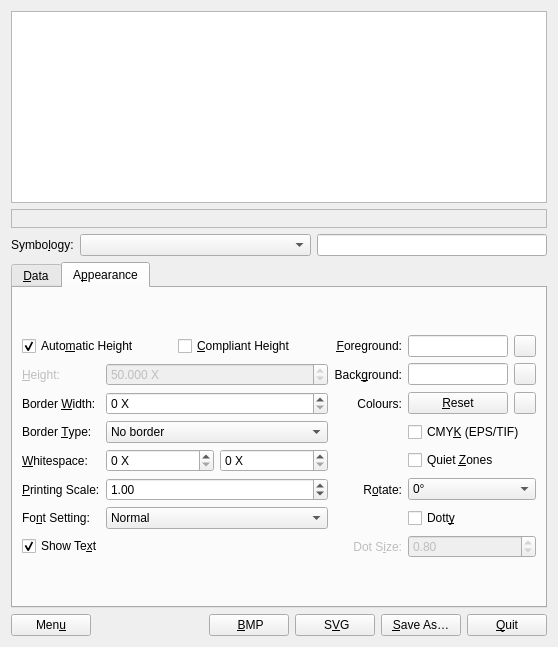
Old version of the form frontend_qt/mainWindow.ui in the repository TeLLie/zint-os2.
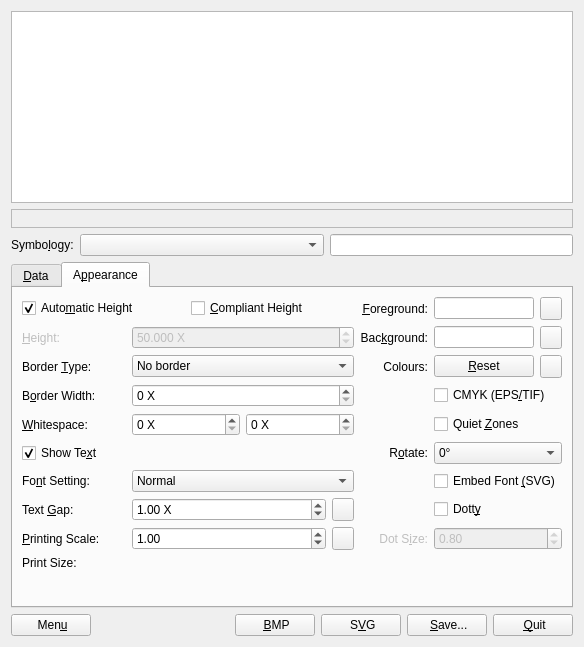
New version of the form. The open tabs and pages were chosen to show the change. Icons and pictures are not drawn.

```diff
--- a/frontend_qt/mainWindow.ui
+++ b/frontend_qt/mainWindow.ui
@@ -174,11 +174,11 @@
                  </widget>
                 </item>
                 <item>
-                 <widget class="QToolButton" name="btnMoreData">
-                  <property name="minimumSize">
+                 <widget class="QPushButton" name="btnMoreData">
+                  <property name="maximumSize">
                    <size>
-                    <width>0</width>
-                    <height>24</height>
+                    <width>34</width>
+                    <height>16777215</height>
                    </size>
                   </property>
                   <property name="toolTip">
@@ -191,11 +191,11 @@
                  </widget>
                 </item>
                 <item>
-                 <widget class="QPushButton" name="btnClearData">
+                 <widget class="QToolButton" name="btnClearData">
                   <property name="maximumSize">
                    <size>
                     <width>22</width>
-                    <height>16777215</height>
+                    <height>26</height>
                    </size>
                   </property>
                   <property name="toolTip">
@@ -464,11 +464,11 @@
                  </widget>
                 </item>
                 <item>
-                 <widget class="QPushButton" name="btnZap">
+                 <widget class="QToolButton" name="btnZap">
                   <property name="maximumSize">
                    <size>
                     <width>22</width>
-                    <height>16777215</height>
+                    <height>26</height>
                    </size>
                   </property>
                   <property name="toolTip">
@@ -619,14 +619,14 @@
                    </widget>
                   </item>
                   <item>
-                   <widget class="QPushButton" name="btnClearComposite">
+                   <widget class="QToolButton" name="btnClearComposite">
                     <property name="enabled">
                      <bool>false</bool>
                     </property>
                     <property name="maximumSize">
                      <size>
                       <width>22</width>
-                      <height>16777215</height>
+                      <height>26</height>
                      </size>
                     </property>
                     <property name="toolTip">
@@ -912,7 +912,7 @@
                  <widget class="QLineEdit" name="txtDataSeg1">
                   <property name="minimumSize">
                    <size>
-                    <width>200</width>
+                    <width>150</width>
                     <height>0</height>
                    </size>
                   </property>
@@ -925,11 +925,11 @@
                  </widget>
                 </item>
                 <item>
-                 <widget class="QToolButton" name="btnMoreDataSeg1">
-                  <property name="minimumSize">
+                 <widget class="QPushButton" name="btnMoreDataSeg1">
+                  <property name="maximumSize">
                    <size>
-                    <width>0</width>
-                    <height>24</height>
+                    <width>34</width>
+                    <height>16777215</height>
                    </size>
                   </property>
                   <property name="toolTip">
@@ -942,11 +942,11 @@
                  </widget>
                 </item>
                 <item>
-                 <widget class="QPushButton" name="btnClearDataSeg1">
+                 <widget class="QToolButton" name="btnClearDataSeg1">
                   <property name="maximumSize">
                    <size>
                     <width>22</width>
-                    <height>16777215</height>
+                    <height>26</height>
                    </size>
                   </property>
                   <property name="toolTip">
@@ -1173,7 +1173,7 @@
                  <widget class="QLineEdit" name="txtDataSeg2">
                   <property name="minimumSize">
                    <size>
-                    <width>200</width>
+                    <width>150</width>
                     <height>0</height>
                    </size>
                   </property>
@@ -1186,11 +1186,11 @@
                  </widget>
                 </item>
                 <item>
-                 <widget class="QToolButton" name="btnMoreDataSeg2">
-                  <property name="minimumSize">
+                 <widget class="QPushButton" name="btnMoreDataSeg2">
+                  <property name="maximumSize">
                    <size>
-                    <width>0</width>
-                    <height>24</height>
+                    <width>34</width>
+                    <height>16777215</height>
                    </size>
                   </property>
                   <property name="toolTip">
@@ -1203,11 +1203,11 @@
                  </widget>
                 </item>
                 <item>
-                 <widget class="QPushButton" name="btnClearDataSeg2">
+                 <widget class="QToolButton" name="btnClearDataSeg2">
                   <property name="maximumSize">
                    <size>
                     <width>22</width>
-                    <height>16777215</height>
+                    <height>26</height>
                    </size>
                   </property>
                   <property name="toolTip">
@@ -1434,7 +1434,7 @@
                  <widget class="QLineEdit" name="txtDataSeg3">
                   <property name="minimumSize">
                    <size>
-                    <width>200</width>
+                    <width>150</width>
                     <height>0</height>
                    </size>
                   </property>
@@ -1447,11 +1447,11 @@
                  </widget>
                 </item>
                 <item>
-                 <widget class="QToolButton" name="btnMoreDataSeg3">
-                  <property name="minimumSize">
+                 <widget class="QPushButton" name="btnMoreDataSeg3">
+                  <property name="maximumSize">
                    <size>
-                    <width>0</width>
-                    <height>24</height>
+                    <width>34</width>
+                    <height>16777215</height>
                    </size>
                   </property>
                   <property name="toolTip">
@@ -1464,11 +1464,11 @@
                  </widget>
                 </item>
                 <item>
-                 <widget class="QPushButton" name="btnClearDataSeg3">
+                 <widget class="QToolButton" name="btnClearDataSeg3">
                   <property name="maximumSize">
                    <size>
                     <width>22</width>
-                    <height>16777215</height>
+                    <height>26</height>
                    </size>
                   </property>
                   <property name="toolTip">
@@ -1484,6 +1484,39 @@
              </layout>
             </widget>
            </item>
+           <item>
+            <widget class="QGroupBox" name="grpSpecific">
+             <property name="enabled">
+              <bool>true</bool>
+             </property>
+             <property name="sizePolicy">
+              <sizepolicy hsizetype="Minimum" vsizetype="Minimum">
+               <horstretch>0</horstretch>
+               <verstretch>0</verstretch>
+              </sizepolicy>
+             </property>
+             <property name="minimumSize">
+              <size>
+               <width>0</width>
+               <height>0</height>
+              </size>
+             </property>
+             <property name="maximumSize">
+              <size>
+               <width>16777215</width>
+               <height>400</height>
+              </size>
+             </property>
+             <property name="toolTip">
+              <string>Additional Settings</string>
+             </property>
+             <property name="title">
+              <string>Options</string>
+             </property>
+             <layout class="QVBoxLayout" name="vLayoutSpecific">
+             </layout>
+            </widget>
+           </item>
            <item>
             <spacer name="vSpacerData">
              <property name="orientation">
@@ -1530,6 +1563,7 @@
 &lt;tr&gt;&lt;td&gt;\R&amp;nbsp;&lt;/td&gt;&lt;td&gt;Record Separator (0x1E)&lt;/td&gt;&lt;/tr&gt;
 &lt;tr&gt;&lt;td&gt;\\&amp;nbsp;&lt;/td&gt;&lt;td&gt;Backslash (0x5C)&lt;/td&gt;&lt;/tr&gt;
 &lt;tr&gt;&lt;td&gt;\dNNN&amp;nbsp;&lt;/td&gt;&lt;td&gt;8-bit character (N decimal)&lt;/td&gt;&lt;/tr&gt;
+&lt;tr&gt;&lt;td&gt;\oNNN&amp;nbsp;&lt;/td&gt;&lt;td&gt;8-bit character (N octal)&lt;/td&gt;&lt;/tr&gt;
 &lt;tr&gt;&lt;td&gt;\xNN&amp;nbsp;&lt;/td&gt;&lt;td&gt;8-bit character (N hex)&lt;/td&gt;&lt;/tr&gt;
 &lt;tr&gt;&lt;td&gt;\uNNNN&amp;nbsp;&lt;/td&gt;&lt;td&gt;16-bit Unicode BMP (N hex)&lt;/td&gt;&lt;/tr&gt;
 &lt;tr&gt;&lt;td&gt;\UNNNNNN&amp;nbsp;&lt;/td&gt;&lt;td&gt;21-bit Unicode (N hex)&lt;/td&gt;&lt;/tr&gt;
@@ -1603,7 +1637,7 @@
           <layout class="QVBoxLayout" name="vLayoutAppearance">
            <item>
             <layout class="QGridLayout" name="gridLayout">
-             <item row="0" column="0" colspan="2">
+             <item row="0" column="0" colspan="3">
               <layout class="QHBoxLayout" name="hLayoutAutoHeight">
                <item>
                 <widget class="QCheckBox" name="chkAutoHeight">
@@ -1622,8 +1656,8 @@
                <item>
                 <widget class="QCheckBox" name="chkCompliantHeight">
                  <property name="toolTip">
-                  <string>Warn if height not compliant with specification
-and use standard height (if any) for default
+                  <string>Warn if height specified not compliant with specification,
+or use standard height (if any) for default
 (ignored if disabled)</string>
                  </property>
                  <property name="text">
@@ -1656,7 +1690,7 @@
                </property>
               </widget>
              </item>
-             <item row="1" column="1">
+             <item row="1" column="1" colspan="2">
               <widget class="QDoubleSpinBox" name="heightb">
                <property name="enabled">
                 <bool>false</bool>
@@ -1692,41 +1726,6 @@
               </widget>
              </item>
              <item row="2" column="0">
-              <widget class="QLabel" name="lblBorderWidth">
-               <property name="toolTip">
-                <string>Width of boundary bars or border in X-dimensions</string>
-               </property>
-               <property name="text">
-                <string>Border &amp;Width:</string>
-               </property>
-               <property name="alignment">
-                <set>Qt::AlignLeading|Qt::AlignLeft|Qt::AlignVCenter</set>
-               </property>
-               <property name="buddy">
-                <cstring>bwidth</cstring>
-               </property>
-              </widget>
-             </item>
-             <item row="2" column="1">
-              <widget class="QSpinBox" name="bwidth">
-               <property name="toolTip">
-                <string>Width of boundary bars or border in X-dimensions</string>
-               </property>
-               <property name="suffix">
-                <string> X</string>
-               </property>
-               <property name="minimum">
-                <number>0</number>
-               </property>
-               <property name="maximum">
-                <number>16</number>
-               </property>
-               <property name="value">
-                <number>0</number>
-               </property>
-              </widget>
-             </item>
-             <item row="3" column="0">
               <widget class="QLabel" name="lblBorderType">
                <property name="toolTip">
                 <string>Add border or box</string>
@@ -1742,7 +1741,7 @@
                </property>
               </widget>
              </item>
-             <item row="3" column="1">
+             <item row="2" column="1" colspan="2">
               <widget class="QComboBox" name="btype">
                <property name="toolTip">
                 <string>Add border or box</string>
@@ -1765,6 +1764,46 @@
                  <string>Box</string>
                 </property>
                </item>
+               <item>
+                <property name="text">
+                 <string>Bind Top</string>
+                </property>
+               </item>
+              </widget>
+             </item>
+             <item row="3" column="0">
+              <widget class="QLabel" name="lblBorderWidth">
+               <property name="toolTip">
+                <string>Width of boundary bars or border in X-dimensions</string>
+               </property>
+               <property name="text">
+                <string>B&amp;order Width:</string>
+               </property>
+               <property name="alignment">
+                <set>Qt::AlignLeading|Qt::AlignLeft|Qt::AlignVCenter</set>
+               </property>
+               <property name="buddy">
+                <cstring>bwidth</cstring>
+               </property>
+              </widget>
+             </item>
+             <item row="3" column="1" colspan="2">
+              <widget class="QSpinBox" name="bwidth">
+               <property name="toolTip">
+                <string>Width of boundary bars or border in X-dimensions</string>
+               </property>
+               <property name="suffix">
+                <string> X</string>
+               </property>
+               <property name="minimum">
+                <number>0</number>
+               </property>
+               <property name="maximum">
+                <number>16</number>
+               </property>
+               <property name="value">
+                <number>0</number>
+               </property>
               </widget>
              </item>
              <item row="4" column="0">
@@ -1783,13 +1822,13 @@
                </property>
               </widget>
              </item>
-             <item row="4" column="1">
+             <item row="4" column="1" colspan="2">
               <layout class="QGridLayout" name="gridLayoutWhitespace">
                <item row="0" column="0">
                 <widget class="QSpinBox" name="spnWhitespace">
                  <property name="toolTip">
-                  <string>Width of horizontal whitespace on either side of barcode
-in X-dimensions</string>
+                  <string>Width of horizontal whitespace on either side
+of barcode in X-dimensions</string>
                  </property>
                  <property name="suffix">
                   <string> X</string>
@@ -1802,8 +1841,8 @@
                <item row="0" column="1">
                 <widget class="QSpinBox" name="spnVWhitespace">
                  <property name="toolTip">
-                  <string>Height of vertical whitespace above and below the barcode
-in X-dimensions</string>
+                  <string>Height of vertical whitespace above and below
+the barcode in X-dimensions</string>
                  </property>
                  <property name="suffix">
                   <string> X</string>
@@ -1815,46 +1854,17 @@
                </item>
               </layout>
              </item>
-             <item row="5" column="0">
-              <widget class="QLabel" name="lblScale">
+             <item row="5" column="0" colspan="2">
+              <widget class="QCheckBox" name="chkHRTShow">
                <property name="toolTip">
-                <string>Image scale when output to file
-(adjusts the X-dimension)</string>
+                <string>Show Human Readable Text in image
+(ignored if disabled)</string>
                </property>
                <property name="text">
-                <string>&amp;Printing Scale:</string>
+                <string>Show Te&amp;xt</string>
                </property>
-               <property name="alignment">
-                <set>Qt::AlignLeading|Qt::AlignLeft|Qt::AlignVCenter</set>
-               </property>
-               <property name="buddy">
-                <cstring>spnScale</cstring>
-               </property>
-              </widget>
-             </item>
-             <item row="5" column="1">
-              <widget class="QDoubleSpinBox" name="spnScale">
-               <property name="toolTip">
-                <string>Image scale when output to file
-(adjusts the X-dimension)</string>
-               </property>
-               <property name="suffix">
-                <string/>
-               </property>
-               <property name="decimals">
-                <number>2</number>
-               </property>
-               <property name="minimum">
-                <double>0.100000000000000</double>
-               </property>
-               <property name="maximum">
-                <double>100.000000000000000</double>
-               </property>
-               <property name="singleStep">
-                <double>0.500000000000000</double>
-               </property>
-               <property name="value">
-                <double>1.000000000000000</double>
+               <property name="checked">
+                <bool>true</bool>
                </property>
               </widget>
              </item>
@@ -1875,7 +1885,7 @@
                </property>
               </widget>
              </item>
-             <item row="6" column="1">
+             <item row="6" column="1" colspan="2">
               <widget class="QComboBox" name="cmbFontSetting">
                <property name="toolTip">
                 <string>Set font characteristics
@@ -1903,21 +1913,153 @@
                </item>
               </widget>
              </item>
-             <item row="7" column="0" colspan="2">
-              <widget class="QCheckBox" name="chkHRTShow">
+             <item row="7" column="0">
+              <widget class="QLabel" name="lblTextGap">
                <property name="toolTip">
-                <string>Show Human Readable Text in image
+                <string>Gap between barcode and text in X-dimensions
 (ignored if disabled)</string>
                </property>
                <property name="text">
-                <string>Show Te&amp;xt</string>
+                <string>Text &amp;Gap:</string>
                </property>
-               <property name="checked">
-                <bool>true</bool>
+               <property name="alignment">
+                <set>Qt::AlignLeading|Qt::AlignLeft|Qt::AlignVCenter</set>
                </property>
+               <property name="buddy">
+                <cstring>spnTextGap</cstring>
+               </property>
               </widget>
              </item>
-             <item row="0" column="2">
+             <item row="7" column="1">
+              <widget class="QDoubleSpinBox" name="spnTextGap">
+               <property name="toolTip">
+                <string>Gap between barcode and text in X-dimensions
+(ignored if disabled)</string>
+               </property>
+               <property name="prefix">
+                <string/>
+               </property>
+               <property name="suffix">
+                <string> X</string>
+               </property>
+               <property name="decimals">
+                <number>2</number>
+               </property>
+               <property name="minimum">
+                <double>-5.000000000000000</double>
+               </property>
+               <property name="maximum">
+                <double>10.000000000000000</double>
+               </property>
+               <property name="singleStep">
+                <double>0.100000000000000</double>
+               </property>
+               <property name="value">
+                <double>1.000000000000000</double>
+               </property>
+              </widget>
+             </item>
+             <item row="7" column="2">
+              <widget class="QToolButton" name="btnClearTextGap">
+               <property name="maximumSize">
+                <size>
+                 <width>22</width>
+                 <height>26</height>
+                </size>
+               </property>
+               <property name="toolTip">
+                <string>Set text gap to default 1X</string>
+               </property>
+               <property name="text">
+                <string/>
+               </property>
+              </widget>
+             </item>
+             <item row="8" column="0">
+              <widget class="QLabel" name="lblScale">
+               <property name="toolTip">
+                <string>Image scale when output to file
+(adjusts the X-dimension)</string>
+               </property>
+               <property name="text">
+                <string>&amp;Printing Scale:</string>
+               </property>
+               <property name="alignment">
+                <set>Qt::AlignLeading|Qt::AlignLeft|Qt::AlignVCenter</set>
+               </property>
+               <property name="buddy">
+                <cstring>spnScale</cstring>
+               </property>
+              </widget>
+             </item>
+             <item row="8" column="1">
+              <widget class="QDoubleSpinBox" name="spnScale">
+               <property name="toolTip">
+                <string>Image scale when output to file
+(adjusts the X-dimension)</string>
+               </property>
+               <property name="suffix">
+                <string/>
+               </property>
+               <property name="decimals">
+                <number>2</number>
+               </property>
+               <property name="minimum">
+                <double>0.100000000000000</double>
+               </property>
+               <property name="maximum">
+                <double>100.000000000000000</double>
+               </property>
+               <property name="singleStep">
+                <double>0.500000000000000</double>
+               </property>
+               <property name="value">
+                <double>1.000000000000000</double>
+               </property>
+              </widget>
+             </item>
+             <item row="8" column="2">
+              <widget class="QToolButton" name="btnScale">
+               <property name="maximumSize">
+                <size>
+                 <width>22</width>
+                 <height>26</height>
+                </size>
+               </property>
+               <property name="toolTip">
+                <string>Set Printing Scale by X-dimension and resolution</string>
+               </property>
+               <property name="text">
+                <string/>
+               </property>
+              </widget>
+             </item>
+             <item row="9" column="0">
+              <widget class="QLabel" name="lblSize">
+               <property name="toolTip">
+                <string>Image size (width x height) of barcode
+at given dot density</string>
+               </property>
+               <property name="text">
+                <string>Print Size:</string>
+               </property>
+               <property name="alignment">
+                <set>Qt::AlignLeading|Qt::AlignLeft|Qt::AlignVCenter</set>
+               </property>
+              </widget>
+             </item>
+             <item row="9" column="1" colspan="5">
+              <widget class="QLabel" name="lblSizeMsg">
+               <property name="toolTip">
+                <string>Image size (width x height) of barcode
+at given dot density</string>
+               </property>
+               <property name="text">
+                <string/>
+               </property>
+              </widget>
+             </item>
+             <item row="0" column="3">
               <widget class="QLabel" name="label_fgcolor">
                <property name="enabled">
                 <bool>true</bool>
@@ -1936,30 +2078,30 @@
                </property>
               </widget>
              </item>
-             <item row="0" column="3">
-              <widget class="QLineEdit" name="txt_fgcolor">
-               <property name="maximumSize">
-                <size>
-                 <width>100</width>
-                 <height>16777215</height>
-                </size>
-               </property>
-               <property name="toolTip">
-                <string>Change ink colour, format
-is hexadecimal &quot;RRGGBB&quot;
-or &quot;RRGGBBAA&quot; (alpha)</string>
-               </property>
-               <property name="maxLength">
-                <number>8</number>
-               </property>
-              </widget>
-             </item>
              <item row="0" column="4">
-              <widget class="QPushButton" name="fgcolor">
+              <widget class="QLineEdit" name="txt_fgcolor">
                <property name="maximumSize">
                 <size>
-                 <width>22</width>
+                 <width>100</width>
                  <height>16777215</height>
+                </size>
+               </property>
+               <property name="toolTip">
+                <string>Change ink colour, format is
+hexadecimal &quot;RRGGBB&quot; or &quot;RRGGBBAA&quot; (alpha)
+or decimal &quot;C,M,Y,K&quot; percentages (0-100)</string>
+               </property>
+               <property name="maxLength">
+                <number>15</number>
+               </property>
+              </widget>
+             </item>
+             <item row="0" column="5">
+              <widget class="QToolButton" name="fgcolor">
+               <property name="maximumSize">
+                <size>
+                 <width>22</width>
+                 <height>26</height>
                 </size>
                </property>
                <property name="toolTip">
@@ -1970,7 +2112,7 @@
                </property>
               </widget>
              </item>
-             <item row="1" column="2">
+             <item row="1" column="3">
               <widget class="QLabel" name="label_bgcolor">
                <property name="enabled">
                 <bool>true</bool>
@@ -1979,7 +2121,7 @@
                 <string>Change colour of paper</string>
                </property>
                <property name="text">
-                <string>Back&amp;ground:</string>
+                <string>Bac&amp;kground:</string>
                </property>
                <property name="alignment">
                 <set>Qt::AlignRight|Qt::AlignTrailing|Qt::AlignVCenter</set>
@@ -1989,30 +2131,32 @@
                </property>
               </widget>
              </item>
-             <item row="1" column="3">
-              <widget class="QLineEdit" name="txt_bgcolor">
-               <property name="maximumSize">
-                <size>
-                 <width>100</width>
-                 <height>16777215</height>
-                </size>
-               </property>
-               <property name="toolTip">
-                <string>Change paper colour, format
-is hexadecimal &quot;RRGGBB&quot;
-or &quot;RRGGBBAA&quot; (alpha)</string>
-               </property>
-               <property name="maxLength">
-                <number>8</number>
-               </property>
-              </widget>
-             </item>
              <item row="1" column="4">
-              <widget class="QPushButton" name="bgcolor">
+              <widget class="QLineEdit" name="txt_bgcolor">
                <property name="maximumSize">
                 <size>
-                 <width>22</width>
+                 <width>100</width>
                  <height>16777215</height>
+                </size>
+               </property>
+               <property name="toolTip">
+                <string>Change paper colour, format is
+hexadecimal &quot;RRGGBB&quot; or &quot;RRGGBBAA&quot; (alpha)
+or decimal &quot;C,M,Y,K&quot; percentages (0-100).
+For no background, set alpha channel to zero,
+e.g. &quot;FFFFFF00&quot;</string>
+               </property>
+               <property name="maxLength">
+                <number>15</number>
+               </property>
+              </widget>
+             </item>
+             <item row="1" column="5">
+              <widget class="QToolButton" name="bgcolor">
+               <property name="maximumSize">
+                <size>
+                 <width>22</width>
+                 <height>26</height>
                 </size>
                </property>
                <property name="toolTip">
@@ -2023,7 +2167,7 @@
                </property>
               </widget>
              </item>
-             <item row="2" column="2">
+             <item row="2" column="3">
               <widget class="QLabel" name="label_colours">
                <property name="enabled">
                 <bool>true</bool>
@@ -2042,7 +2186,7 @@
                </property>
               </widget>
              </item>
-             <item row="2" column="3">
+             <item row="2" column="4">
               <widget class="QPushButton" name="btnReset">
                <property name="maximumSize">
                 <size>
@@ -2058,12 +2202,12 @@
                </property>
               </widget>
              </item>
-             <item row="2" column="4">
-              <widget class="QPushButton" name="btnReverse">
+             <item row="2" column="5">
+              <widget class="QToolButton" name="btnReverse">
                <property name="maximumSize">
                 <size>
                  <width>22</width>
-                 <height>16777215</height>
+                 <height>26</height>
                 </size>
                </property>
                <property name="toolTip">
@@ -2075,23 +2219,23 @@
                </property>
               </widget>
              </item>
-             <item row="3" column="3" colspan="2">
+             <item row="3" column="4" colspan="2">
               <widget class="QCheckBox" name="chkCMYK">
                <property name="toolTip">
                 <string>Use CMYK colour space in EPS/TIF output</string>
                </property>
                <property name="text">
-                <string>CMY&amp;K (EPS/TIF)</string>
+                <string>CMYK (EPS&amp;/TIF)</string>
                </property>
                <property name="checked">
                 <bool>false</bool>
                </property>
               </widget>
              </item>
-             <item row="4" column="3" colspan="2">
+             <item row="4" column="4" colspan="2">
               <widget class="QCheckBox" name="chkQuietZones">
                <property name="toolTip">
-                <string>Add compliant quiet zones to whitespace
+                <string>Add compliant quiet zones (if any) to whitespace
 (ignored if disabled)</string>
                </property>
                <property name="text">
@@ -2102,7 +2246,7 @@
                </property>
               </widget>
              </item>
-             <item row="5" column="2">
+             <item row="5" column="3">
               <widget class="QLabel" name="lblRotate">
                <property name="toolTip">
                 <string>Rotate symbol by degrees</string>
@@ -2118,7 +2262,7 @@
                </property>
               </widget>
              </item>
-             <item row="5" column="3" colspan="2">
+             <item row="5" column="4" colspan="2">
               <widget class="QComboBox" name="cmbRotate">
                <property name="toolTip">
                 <string>Rotate symbol by degrees</string>
@@ -2145,7 +2289,21 @@
                </item>
               </widget>
              </item>
-             <item row="6" column="3" colspan="2">
+             <item row="6" column="4" colspan="2">
+              <widget class="QCheckBox" name="chkEmbedVectorFont">
+               <property name="toolTip">
+                <string>Embed font in SVG output
+(ignored if disabled)</string>
+               </property>
+               <property name="text">
+                <string>Embed Font &amp;(SVG)</string>
+               </property>
+               <property name="checked">
+                <bool>false</bool>
+               </property>
+              </widget>
+             </item>
+             <item row="7" column="4" colspan="2">
               <widget class="QCheckBox" name="chkDotty">
                <property name="toolTip">
                 <string>Use dots instead of squares for matrix symbols
@@ -2159,7 +2317,7 @@
                </property>
               </widget>
              </item>
-             <item row="7" column="2">
+             <item row="8" column="3">
               <widget class="QLabel" name="lblDotSize">
                <property name="enabled">
                 <bool>false</bool>
@@ -2179,7 +2337,7 @@
                </property>
               </widget>
              </item>
-             <item row="7" column="3" colspan="2">
+             <item row="8" column="4" colspan="2">
               <widget class="QDoubleSpinBox" name="spnDotSize">
                <property name="enabled">
                 <bool>false</bool>
@@ -2210,6 +2368,19 @@
              </item>
             </layout>
            </item>
+           <item>
+            <spacer name="vSpacerAppearance">
+             <property name="orientation">
+              <enum>Qt::Vertical</enum>
+             </property>
+             <property name="sizeHint" stdset="0">
+              <size>
+               <width>40</width>
+               <height>10</height>
+              </size>
+             </property>
+            </spacer>
+           </item>
           </layout>
          </widget>
         </widget>
@@ -2226,7 +2397,7 @@
         <string>Show menu</string>
        </property>
        <property name="text">
-        <string>Men&amp;u</string>
+        <string> Men&amp;u</string>
        </property>
       </widget>
      </item>
@@ -2269,7 +2440,7 @@
         <string>Output image to file (BMP/EMF/EPS/GIF/PCX/PNG/SVG/TIF)</string>
        </property>
        <property name="text">
-        <string>&amp;Save As…</string>
+        <string> &amp;Save...</string>
        </property>
       </widget>
      </item>
@@ -2279,7 +2450,7 @@
         <string>Exit Zint Barcode Studio</string>
        </property>
        <property name="text">
-        <string>&amp;Quit</string>
+        <string> &amp;Quit</string>
        </property>
       </widget>
      </item>
```
